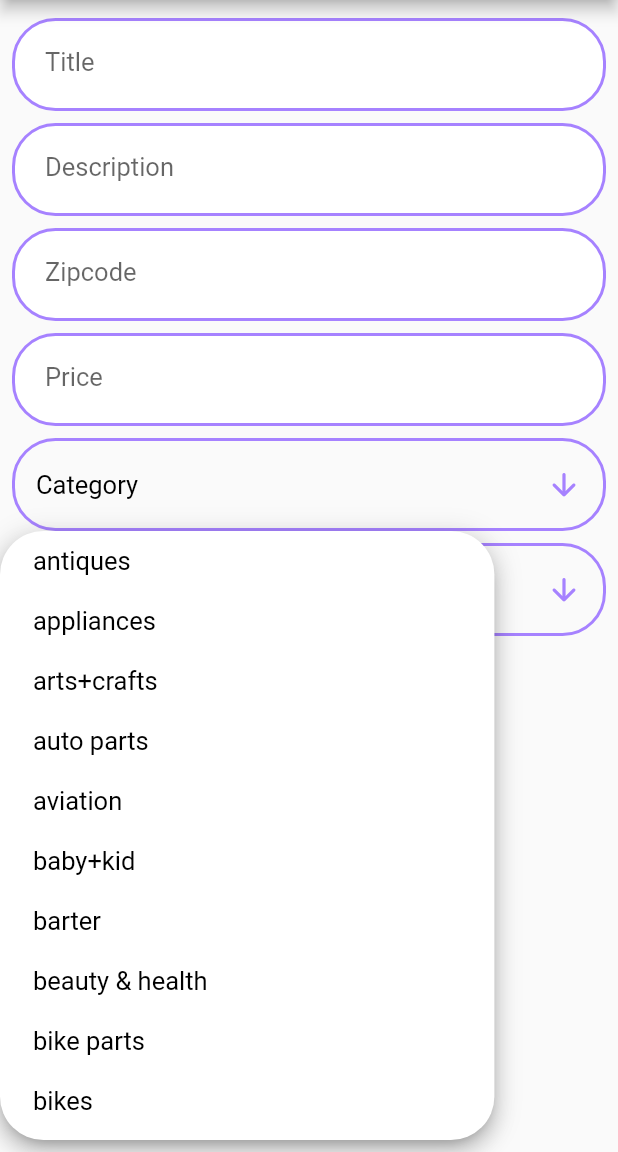
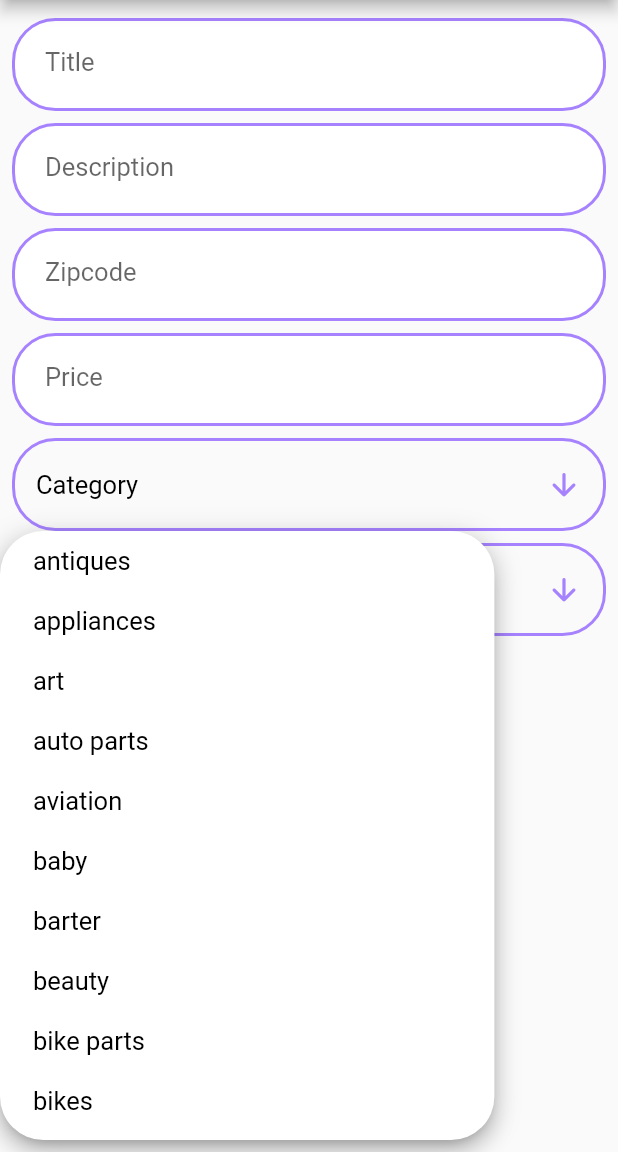
Before and after one commit to saveCraigslistTeam/craigslist, a Flutter app: the AddSaleForm screen opened directly with empty values, after a tap on "Category", on a phone screen of 412 x 824 dp, the part 84-1236 px from its top. Run offline on Flutter 3.47's test engine with Material 2 defaults, Android fonts, the phone set to English and light mode, and no system bars; drawn by our look-alikes of dropdown_button2; our stand-ins replace cached_network_image, flutter_login, image_picker; missing offline and left inert: amplify_api, amplify_auth_cognito, amplify_authenticator, amplify_core, amplify_datastore, amplify_flutter and 1 more.

Commit message:
fixed bug with images not loading after sale added

```diff
--- a/lib/views/sales/widgets/drop_down_menu.dart
+++ b/lib/views/sales/widgets/drop_down_menu.dart
@@ -19,27 +19,26 @@ class _DropDownMenuState extends State<DropDownMenu> {
   List<String> categories = [
     'antiques',
     'appliances',
-    'arts+crafts',
+    'art',
     'auto parts',
     'aviation',
-    'baby+kid',
+    'baby',
     'barter',
-    'beauty & health',
+    'beauty',
     'bike parts',
     'bikes',
     'boat parts',
     'boats',
     'books',
     'business',
-    'cars & trucks',
-    'cds/dvd/vhs',
+    'cars',
     'cell phones',
-    'clothes+acc',
+    'clothes',
     'collectibles',
     'computer parts',
     'computers',
     'electronics',
-    'farm+garden',
+    'garden',
     'free',
     'furniture',
     'garage sale',
@@ -51,15 +50,13 @@ class _DropDownMenuState extends State<DropDownMenu> {
     'motorcycle parts',
     'motorcycles',
     'musical instruments',
-    'photo+video',
-    'rvs & camp',
     'sporting',
     'tickets',
     'tools',
-    'toys+games',
+    'toys',
     'trailers',
+    'trucks',
     'video gaming',
-    'wheels+tires'
   ];
   @override
   void initState() {
--- a/pubspec.yaml
+++ b/pubspec.yaml
@@ -43,7 +43,7 @@ flutter:
 
   # To add assets to your application, add an assets section, like this:
   assets:
-    - assets/images/image_not_found.png
+    - assets/images/
   # An image asset can refer to one or more resolution-specific "variants", see
   # https://flutter.dev/assets-and-images/#resolution-aware.
 
```
Also changed, not shown: lib/views/sales/add_sale.dart (+8 -3 lines), lib/views/sales/my_sales.dart (+27 -12 lines), lib/views/sales/services/fetch_image.dart (+5 -3 lines), assets/images/image_loading.png (added).
